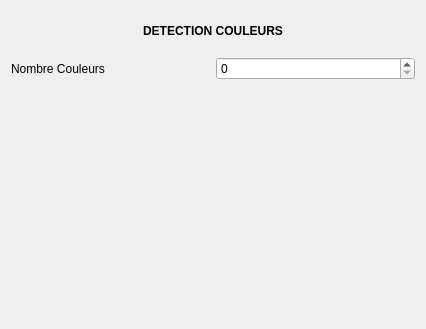
This is ProcessIm/detectioncouleurs.ui in MartinSamouiller/ProjetVision as Qt 5 draws it before an edit. The edited form follows.
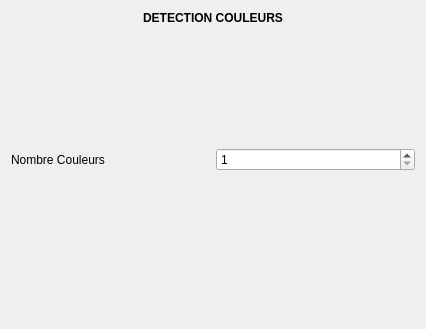
This is the edited form. Custom widgets are drawn as their Qt base class.

Commit message: ajout histogramme couleur

Diff of the .ui file:
```diff
--- a/ProcessIm/detectioncouleurs.ui
+++ b/ProcessIm/detectioncouleurs.ui
@@ -14,6 +14,46 @@
    <string>Form</string>
   </property>
   <layout class="QGridLayout" name="gridLayout">
+   <item row="4" column="0">
+    <layout class="QVBoxLayout" name="layoutCouleurs">
+     <item>
+      <widget class="CouleursChoix" name="w_C1" native="true"/>
+     </item>
+     <item>
+      <widget class="CouleursChoix" name="w_C2" native="true"/>
+     </item>
+     <item>
+      <widget class="CouleursChoix" name="w_C3" native="true"/>
+     </item>
+     <item>
+      <widget class="CouleursChoix" name="w_C4" native="true"/>
+     </item>
+     <item>
+      <widget class="CouleursChoix" name="w_C5" native="true"/>
+     </item>
+    </layout>
+   </item>
+   <item row="2" column="0">
+    <layout class="QHBoxLayout" name="horizontalLayout">
+     <item>
+      <widget class="QLabel" name="label_2">
+       <property name="text">
+        <string>Nombre Couleurs</string>
+       </property>
+      </widget>
+     </item>
+     <item>
+      <widget class="QSpinBox" name="spinBox">
+       <property name="minimum">
+        <number>1</number>
+       </property>
+       <property name="maximum">
+        <number>5</number>
+       </property>
+      </widget>
+     </item>
+    </layout>
+   </item>
    <item row="0" column="0">
     <widget class="QLabel" name="label">
      <property name="maximumSize">
@@ -36,42 +76,31 @@
      </property>
     </widget>
    </item>
-   <item row="2" column="0">
-    <layout class="QVBoxLayout" name="layoutCouleurs">
-     <item>
-      <widget class="CouleursChoix" name="w_C1" native="true"/>
-     </item>
-     <item>
-      <widget class="CouleursChoix" name="w_C2" native="true"/>
-     </item>
-     <item>
-      <widget class="CouleursChoix" name="w_C3" native="true"/>
-     </item>
-     <item>
-      <widget class="CouleursChoix" name="w_C4" native="true"/>
-     </item>
-     <item>
-      <widget class="CouleursChoix" name="w_C5" native="true"/>
-     </item>
-    </layout>
-   </item>
    <item row="1" column="0">
-    <layout class="QHBoxLayout" name="horizontalLayout">
-     <item>
-      <widget class="QLabel" name="label_2">
-       <property name="text">
-        <string>Nombre Couleurs</string>
-       </property>
-      </widget>
-     </item>
-     <item>
-      <widget class="QSpinBox" name="spinBox">
-       <property name="maximum">
-        <number>5</number>
-       </property>
-      </widget>
-     </item>
-    </layout>
+    <spacer name="verticalSpacer">
+     <property name="orientation">
+      <enum>Qt::Vertical</enum>
+     </property>
+     <property name="sizeHint" stdset="0">
+      <size>
+       <width>20</width>
+       <height>40</height>
+      </size>
+     </property>
+    </spacer>
+   </item>
+   <item row="3" column="0">
+    <spacer name="verticalSpacer_2">
+     <property name="orientation">
+      <enum>Qt::Vertical</enum>
+     </property>
+     <property name="sizeHint" stdset="0">
+      <size>
+       <width>20</width>
+       <height>40</height>
+      </size>
+     </property>
+    </spacer>
    </item>
   </layout>
  </widget>
```
The commit also changes 22 other files.
